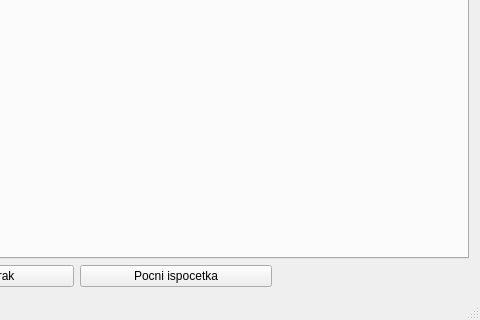
Qt form mainwindow.ui (miki208/Nearest-Points) before a commit; both pictures show x 720 to 1200 and y 340 to 660 of the 1200 by 660 pixel window.
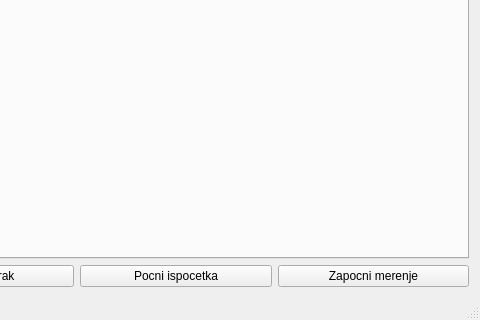
The same form after that commit.

Commit message: Added time measurement thread. Added chart for execution time comparison.

```diff
--- a/mainwindow.ui
+++ b/mainwindow.ui
@@ -96,6 +96,13 @@
       </property>
      </widget>
     </item>
+    <item row="3" column="5">
+     <widget class="QPushButton" name="startMeasurement">
+      <property name="text">
+       <string>Zapocni merenje</string>
+      </property>
+     </widget>
+    </item>
    </layout>
   </widget>
   <widget class="QToolBar" name="mainToolBar">
```
The commit also changes 9 other files.
